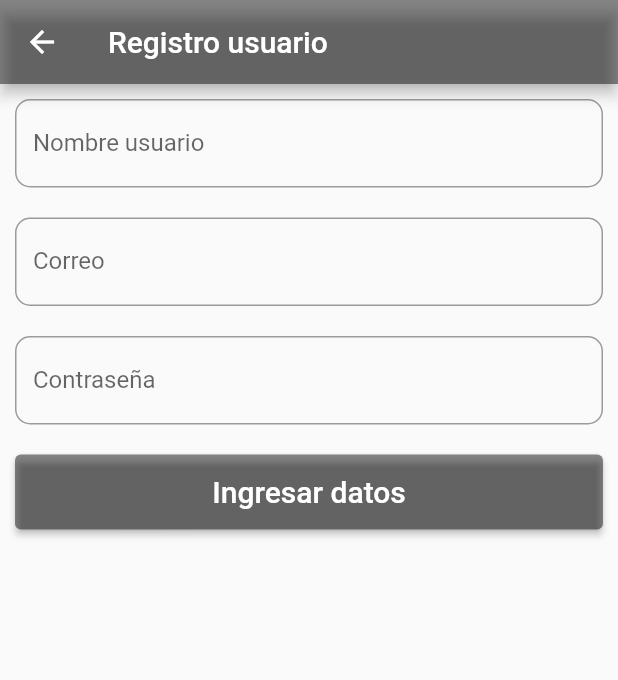
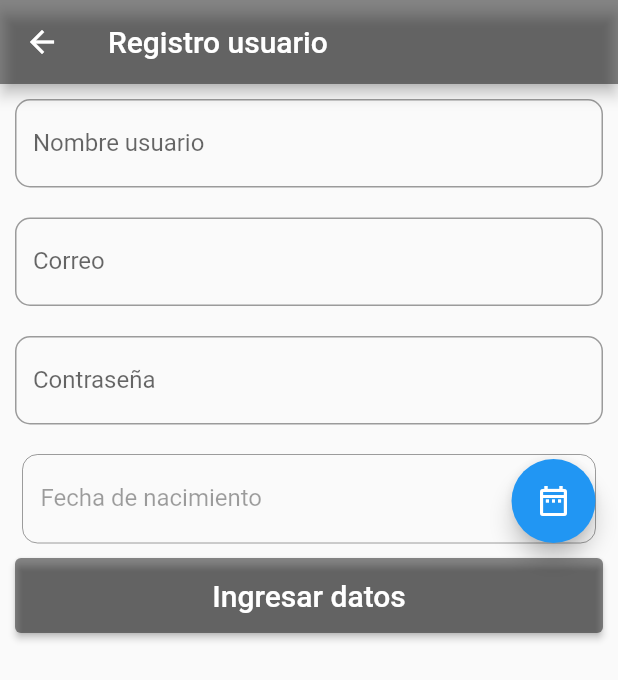
Before and after one commit to Leonardov7/proyectobaselinea2022_2, a Flutter app: the RegistroUser screen opened directly, after a tap on "Ingresar datos", on a phone screen of 412 x 824 dp. Shown: the top 680 px of the screen. Run offline on Flutter 3.47's test engine with Material 2 defaults, Android fonts, the phone set to English and light mode, and no system bars; our stand-ins replace cloud_firestore, firebase_core, geolocator, local_auth; missing offline and left inert: encrypt; accounts and stored records are empty.

```diff
--- /dev/null
+++ b/lib/DTO/UserObejct.dart
@@ -0,0 +1,7 @@
+class UserObject{
+String nombre='';
+String correo='';
+String fechaNacimiento='';
+String rol='';//admin-invitado
+bool estado=true;
+}
--- a/lib/Vista/Geo.dart
+++ b/lib/Vista/Geo.dart
@@ -1,7 +1,10 @@
 import 'package:flutter/material.dart';
 import 'package:geolocator/geolocator.dart';
+import 'package:proyectobaselinea2022_2/DTO/UserObejct.dart';
 
 class Geo extends StatefulWidget {
+  final UserObject userOb1;
+  Geo(this.userOb1);
   GeoApp createState() => GeoApp();
 }
 
@@ -12,7 +15,7 @@ class GeoApp extends State<Geo> {
   Widget build(BuildContext context) {
     return Scaffold(
       appBar: AppBar(
-        title: Text('Geolocalización'),
+        title: Text('Geolocalización '+widget.userOb1.nombre + ' Rol--> '+widget.userOb1.rol ),
         backgroundColor: Colors.lightGreen,
         actions: [
           IconButton(
--- a/lib/Vista/RegistroUser.dart
+++ b/lib/Vista/RegistroUser.dart
@@ -3,7 +3,7 @@ import 'package:flutter/material.dart';
 import 'package:encrypt/encrypt.dart';
 import 'package:flutter/src/foundation/key.dart';
 import 'package:encrypt/encrypt.dart' as encrypt;
-
+import 'package:proyectobaselinea2022_2/DTO/UserObejct.dart';
 
 class RegistroUser extends StatefulWidget {
   @override
@@ -11,20 +11,32 @@ class RegistroUser extends StatefulWidget {
 }
 
 class RegistroUserApp extends State<RegistroUser> {
+  DateTime selectedDate = DateTime.now();
+  var _currentSelectedDate;
   TextEditingController correo = TextEditingController();
   TextEditingController nombre = TextEditingController();
   TextEditingController pass = TextEditingController();
+  TextEditingController fecha = TextEditingController();
+  UserObject usuario=UserObject();
 
   final firebase = FirebaseFirestore.instance;
   inserDatatUser() async {
-    print('1111111111111111111');
+    //guardando en objeto user
+    usuario.nombre=nombre.text;
+    usuario.correo=correo.text;
+    usuario.fechaNacimiento=fecha.text;
+    usuario.rol='invitado';
+    usuario.estado=true;
+    print('1****');
     try {
+      // almacenando en BBDD
       await firebase.collection("Users").doc().set({
         "NombreUsuario": nombre.text,
         "CorreoUsuario": correo.text,
         "Pass": pass.text,
+        "Fecha": fecha.text,
         "Estado": true,
-        "Rol": "Usuario"
+        "Rol": "invitado"
       });
       print("CORRECTO*****************");
       //mensaje("Ingreso", "Usuario registrado correctamente");
@@ -32,6 +44,7 @@ class RegistroUserApp extends State<RegistroUser> {
       print('ERROR--> ' + e.toString());
     }
     //String clave=KEY_LOCAL_AUTH_ENABLED;
+    print(usuario.toString());
   }
 
   Widget build(BuildContext context) {
@@ -77,6 +90,8 @@ class RegistroUserApp extends State<RegistroUser> {
               padding: EdgeInsets.all(10),
               child: TextField(
                 controller: pass,
+
+                obscureText: true,
                 style: TextStyle(color: Colors.blueGrey),
                 decoration: InputDecoration(
                   fillColor: Colors.grey,
@@ -89,23 +104,47 @@ class RegistroUserApp extends State<RegistroUser> {
               ),
             ),
             Padding(
+              padding: EdgeInsets.only(left: 15, top: 10, right: 15),
+              child: Stack(
+                alignment: const Alignment(1.0, 1.0),
+                children: <Widget>[
+                  new TextField(
+                    enabled: false,
+                    controller: fecha,
+                    style: TextStyle(color: Colors.blueGrey),
+                    decoration: InputDecoration(
+                      fillColor: Colors.green,
+                      border: OutlineInputBorder(
+                          borderRadius: BorderRadius.circular(10)),
+                      labelText: 'Fecha de nacimiento',
+                      hintText: 'Digite la fecha de nacimiento',
+                    ),
+                  ),
+                  new FloatingActionButton(
+                      onPressed: () {
+                        callDataPcker();
+                      },
+                      child: new Icon(Icons.date_range_outlined))
+                ],
+              ),
+            ),
+            Padding(
               padding: EdgeInsets.only(left: 10, top: 10, right: 10, bottom: 0),
               child: ElevatedButton(
                 style: ElevatedButton.styleFrom(
-                    primary: Colors.black45, minimumSize: Size(400, 50)),
-                onPressed: () {
-                  print('Ingreso resgitro datos');
-                  //inserDatatUser();
-
+                    backgroundColor: Colors.black45, minimumSize: Size(400, 50)),
+                onPressed: ()  {
+                /*  print('Ingreso resgitro datos');
                   final key = encrypt.Key.fromSecureRandom(32);
                   final iv = IV.fromSecureRandom(16);
                   final encrypter = Encrypter(AES(key));
                   final encrypted = encrypter.encrypt(pass.text, iv: iv);
-                 // print(decrypted);
+                  // print(decrypted);
                   print(key);
-                  print('Password----->'+encrypted.bytes.toString());
+                  print('Password----->' + encrypted.bytes.toString());
                   print(encrypted.base16);
-                  print(encrypted.base64);
+                  print(encrypted.base64);*/
+                  inserDatatUser( );
                 },
                 child: Text(
                   'Ingresar datos',
@@ -118,4 +157,32 @@ class RegistroUserApp extends State<RegistroUser> {
       ),
     );
   }
+
+  void callDataPcker() async {
+    var selectedDate = await getDatePickerWidget();
+    setState(() {
+      _currentSelectedDate = selectedDate;
+      if (selectedDate != null) {
+        fecha.text = selectedDate.toString().substring(0, 10);
+        //fecha.text='1940-01-01';
+      }
+    });
+  }
+
+  Future<DateTime?> getDatePickerWidget() {
+    return showDatePicker(
+        context: context,
+        initialDate: DateTime(2022),
+        firstDate: DateTime(1930),
+        lastDate: DateTime.now(),
+        fieldHintText: "DIA/MES/AÑO",
+        fieldLabelText: "Día/Mes/Año",
+        helpText: "FECHA DE NACIMIENTO",
+        errorFormatText: "Ingrese una fecha válida",
+        errorInvalidText: "Fecha fuera de rango",
+        initialEntryMode: DatePickerEntryMode.input,
+        builder: (context, child) {
+          return Theme(data: ThemeData.dark(), child: Center(child: child));
+        });
+  }
 }
--- a/lib/main.dart
+++ b/lib/main.dart
@@ -79,8 +79,8 @@ class HomeStart extends State<Home> {
                       primary: Colors.black45, minimumSize: Size(400, 50)),
                   onPressed: () {
                     print('Ingreso Geo');
-                    Navigator.push(
-                        context, MaterialPageRoute(builder: (_) => Geo()));
+                   // Navigator.push(
+                     //   context, MaterialPageRoute(builder: (_) => Geo()));
                   },
                   child: Text(
                     'Geolocalización',
```
Also changed, not shown: lib/Vista/Login.dart (+24 -3 lines), 3 other files.
